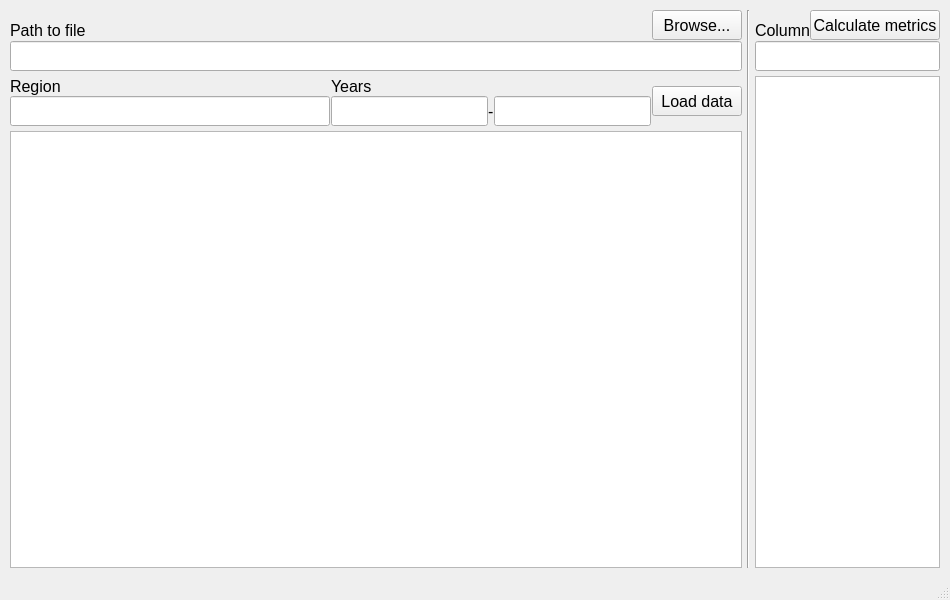
The window that mainwindow.ui (usual-one/CSVPlotBuilder) describes before a commit, drawn with Qt 5.
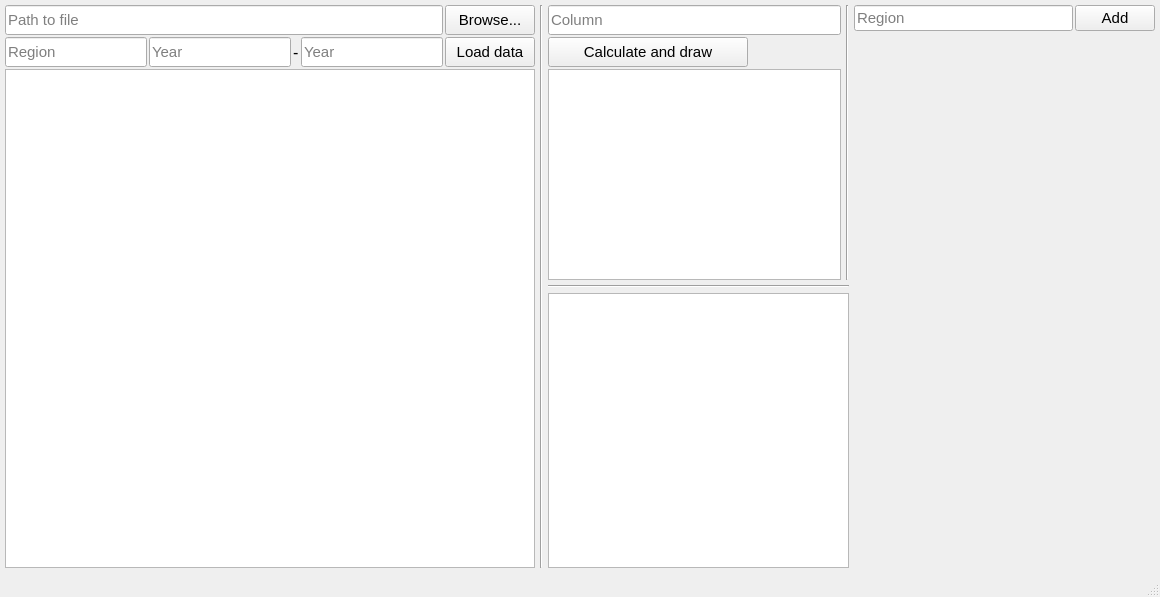
The same window after the commit.

Commit message: new design started

The edit to the form file:
```diff
--- a/mainwindow.ui
+++ b/mainwindow.ui
@@ -6,8 +6,8 @@
    <rect>
     <x>0</x>
     <y>0</y>
-    <width>950</width>
-    <height>600</height>
+    <width>1160</width>
+    <height>597</height>
    </rect>
   </property>
   <property name="minimumSize">
@@ -18,6 +18,7 @@
   </property>
   <property name="font">
    <font>
+    <family>Ubuntu</family>
     <pointsize>11</pointsize>
    </font>
   </property>
@@ -43,117 +44,32 @@
    <property name="styleSheet">
     <string notr="true"/>
    </property>
-   <layout class="QHBoxLayout" name="horizontalLayout_5" stretch="4,0,1">
+   <layout class="QHBoxLayout" name="horizontalLayout_2">
     <property name="spacing">
      <number>5</number>
     </property>
     <property name="leftMargin">
-     <number>10</number>
+     <number>5</number>
     </property>
     <property name="topMargin">
-     <number>10</number>
+     <number>5</number>
     </property>
     <property name="rightMargin">
-     <number>10</number>
+     <number>5</number>
     </property>
     <property name="bottomMargin">
-     <number>10</number>
-    </property>
-    <item>
-     <layout class="QVBoxLayout" name="layout_vertical_1">
-      <property name="spacing">
        <number>5</number>
       </property>
       <item>
-       <layout class="QVBoxLayout" name="layout_path">
+     <layout class="QVBoxLayout" name="layout_data">
         <property name="spacing">
-         <number>1</number>
+       <number>2</number>
         </property>
         <item>
-         <layout class="QHBoxLayout" name="layout_path_top">
+       <layout class="QHBoxLayout" name="layout_path">
           <property name="spacing">
-           <number>0</number>
-          </property>
-          <item>
-           <widget class="QLabel" name="lbl_path">
-            <property name="sizePolicy">
-             <sizepolicy hsizetype="Fixed" vsizetype="Fixed">
-              <horstretch>0</horstretch>
-              <verstretch>0</verstretch>
-             </sizepolicy>
-            </property>
-            <property name="minimumSize">
-             <size>
-              <width>80</width>
-              <height>30</height>
-             </size>
-            </property>
-            <property name="maximumSize">
-             <size>
-              <width>80</width>
-              <height>30</height>
-             </size>
-            </property>
-            <property name="font">
-             <font>
-              <family>Ubuntu</family>
-              <pointsize>12</pointsize>
-             </font>
-            </property>
-            <property name="text">
-             <string>Path to file</string>
-            </property>
-            <property name="alignment">
-             <set>Qt::AlignBottom|Qt::AlignLeading|Qt::AlignLeft</set>
-            </property>
-           </widget>
-          </item>
-          <item>
-           <spacer name="spacer_path">
-            <property name="orientation">
-             <enum>Qt::Horizontal</enum>
-            </property>
-            <property name="sizeHint" stdset="0">
-             <size>
-              <width>40</width>
-              <height>30</height>
-             </size>
-            </property>
-           </spacer>
-          </item>
-          <item>
-           <widget class="QPushButton" name="btn_browse">
-            <property name="sizePolicy">
-             <sizepolicy hsizetype="Fixed" vsizetype="Fixed">
-              <horstretch>0</horstretch>
-              <verstretch>0</verstretch>
-             </sizepolicy>
-            </property>
-            <property name="minimumSize">
-             <size>
-              <width>90</width>
-              <height>30</height>
-             </size>
-            </property>
-            <property name="maximumSize">
-             <size>
-              <width>90</width>
-              <height>30</height>
-             </size>
-            </property>
-            <property name="font">
-             <font>
-              <family>Ubuntu</family>
-              <pointsize>12</pointsize>
-             </font>
-            </property>
-            <property name="text">
-             <string>Browse...</string>
-            </property>
-           </widget>
-          </item>
-         </layout>
-        </item>
+         <number>2</number>
+        </property>
         <item>
          <widget class="QLineEdit" name="ln_path">
           <property name="minimumSize">
@@ -171,30 +87,16 @@
           <property name="font">
            <font>
             <family>Ubuntu</family>
-            <pointsize>12</pointsize>
+            <pointsize>11</pointsize>
            </font>
           </property>
+          <property name="placeholderText">
+           <string notr="true">Path to file</string>
+          </property>
          </widget>
         </item>
-       </layout>
-      </item>
       <item>
-       <layout class="QHBoxLayout" name="layout_criteria" stretch="2,2,0">
-        <property name="spacing">
-         <number>1</number>
-        </property>
-        <item>
-         <layout class="QVBoxLayout" name="layout_region">
-          <property name="spacing">
-           <number>0</number>
-          </property>
-          <item>
-           <layout class="QHBoxLayout" name="layout_region_top">
-            <property name="spacing">
-             <number>0</number>
-            </property>
-            <item>
-             <widget class="QLabel" name="lbl_region">
+         <widget class="QPushButton" name="btn_browse">
               <property name="sizePolicy">
                <sizepolicy hsizetype="Fixed" vsizetype="Fixed">
                 <horstretch>0</horstretch>
@@ -203,45 +105,34 @@
               </property>
               <property name="minimumSize">
                <size>
-                <width>50</width>
-                <height>20</height>
+            <width>90</width>
+            <height>30</height>
                </size>
               </property>
               <property name="maximumSize">
                <size>
-                <width>50</width>
-                <height>20</height>
+            <width>90</width>
+            <height>30</height>
                </size>
               </property>
               <property name="font">
                <font>
                 <family>Ubuntu</family>
-                <pointsize>12</pointsize>
+            <pointsize>11</pointsize>
                </font>
               </property>
               <property name="text">
-               <string>Region</string>
-              </property>
-              <property name="alignment">
-               <set>Qt::AlignBottom|Qt::AlignLeading|Qt::AlignLeft</set>
+           <string>Browse...</string>
               </property>
              </widget>
             </item>
-            <item>
-             <spacer name="spacer_region">
-              <property name="orientation">
-               <enum>Qt::Horizontal</enum>
-              </property>
-              <property name="sizeHint" stdset="0">
-               <size>
-                <width>40</width>
-                <height>20</height>
-               </size>
-              </property>
-             </spacer>
-            </item>
-           </layout>
-          </item>
+       </layout>
+      </item>
+      <item>
+       <layout class="QHBoxLayout" name="layout_params">
+        <property name="spacing">
+         <number>2</number>
+        </property>
           <item>
            <widget class="QLineEdit" name="ln_region">
             <property name="minimumSize">
@@ -259,77 +150,14 @@
             <property name="font">
              <font>
               <family>Ubuntu</family>
-              <pointsize>12</pointsize>
-             </font>
-            </property>
-           </widget>
-          </item>
-         </layout>
-        </item>
-        <item>
-         <layout class="QVBoxLayout" name="layout_years" stretch="0,0">
-          <property name="spacing">
-           <number>0</number>
+            <pointsize>11</pointsize>
+           </font>
+          </property>
+          <property name="placeholderText">
+           <string notr="true">Region</string>
           </property>
-          <item>
-           <layout class="QHBoxLayout" name="layout_years_top">
-            <property name="spacing">
-             <number>0</number>
-            </property>
-            <item>
-             <widget class="QLabel" name="lbl_years">
-              <property name="sizePolicy">
-               <sizepolicy hsizetype="Fixed" vsizetype="Fixed">
-                <horstretch>0</horstretch>
-                <verstretch>0</verstretch>
-               </sizepolicy>
-              </property>
-              <property name="minimumSize">
-               <size>
-                <width>40</width>
-                <height>20</height>
-               </size>
-              </property>
-              <property name="maximumSize">
-               <size>
-                <width>40</width>
-                <height>20</height>
-               </size>
-              </property>
-              <property name="font">
-               <font>
-                <family>Ubuntu</family>
-                <pointsize>12</pointsize>
-               </font>
-              </property>
-              <property name="text">
-               <string>Years</string>
-              </property>
-              <property name="alignment">
-               <set>Qt::AlignBottom|Qt::AlignLeading|Qt::AlignLeft</set>
-              </property>
-             </widget>
-            </item>
-            <item>
-             <spacer name="spacer_years">
-              <property name="orientation">
-               <enum>Qt::Horizontal</enum>
-              </property>
-              <property name="sizeHint" stdset="0">
-               <size>
-                <width>40</width>
-                <height>20</height>
-               </size>
-              </property>
-             </spacer>
-            </item>
-           </layout>
-          </item>
-          <item>
-           <layout class="QHBoxLayout" name="layout_years_bottom" stretch="0,0,0">
-            <property name="spacing">
-             <number>0</number>
-            </property>
+         </widget>
+        </item>
             <item>
              <widget class="QLineEdit" name="ln_init_year">
               <property name="minimumSize">
@@ -347,9 +175,12 @@
               <property name="font">
                <font>
                 <family>Ubuntu</family>
-                <pointsize>12</pointsize>
-               </font>
-              </property>
+            <pointsize>11</pointsize>
+           </font>
+          </property>
+          <property name="placeholderText">
+           <string notr="true">Year</string>
+          </property>
              </widget>
             </item>
             <item>
@@ -400,14 +231,13 @@
               <property name="font">
                <font>
                 <family>Ubuntu</family>
-                <pointsize>12</pointsize>
-               </font>
-              </property>
-             </widget>
-            </item>
-           </layout>
-          </item>
-         </layout>
+            <pointsize>11</pointsize>
+           </font>
+          </property>
+          <property name="placeholderText">
+           <string notr="true">Year</string>
+          </property>
+         </widget>
         </item>
         <item>
          <widget class="QPushButton" name="btn_load">
@@ -432,7 +262,7 @@
           <property name="font">
            <font>
             <family>Ubuntu</family>
-            <pointsize>12</pointsize>
+            <pointsize>11</pointsize>
            </font>
           </property>
           <property name="text">
@@ -476,58 +306,45 @@
        <number>5</number>
       </property>
       <item>
-       <layout class="QVBoxLayout" name="layout_column">
+       <layout class="QHBoxLayout" name="layout_metrics_bordered">
         <property name="spacing">
-         <number>1</number>
+         <number>5</number>
         </property>
         <item>
-         <layout class="QHBoxLayout" name="layout_column_top">
+         <layout class="QVBoxLayout" name="layout_metrics_main">
           <property name="spacing">
-           <number>0</number>
+           <number>2</number>
           </property>
           <item>
-           <widget class="QLabel" name="lbl_column">
+           <widget class="QLineEdit" name="ln_column">
             <property name="minimumSize">
              <size>
-              <width>55</width>
-              <height>30</height>
-             </size>
-            </property>
-            <property name="maximumSize">
-             <size>
-              <width>55</width>
+              <width>0</width>
               <height>30</height>
              </size>
             </property>
             <property name="font">
              <font>
               <family>Ubuntu</family>
-              <pointsize>12</pointsize>
+              <pointsize>11</pointsize>
              </font>
             </property>
             <property name="text">
+             <string/>
+            </property>
+            <property name="placeholderText">
              <string>Column</string>
             </property>
-            <property name="alignment">
-             <set>Qt::AlignBottom|Qt::AlignLeading|Qt::AlignLeft</set>
-            </property>
            </widget>
           </item>
-          <item>
-           <spacer name="spacer_calculate">
-            <property name="orientation">
-             <enum>Qt::Horizontal</enum>
-            </property>
-            <property name="sizeHint" stdset="0">
-             <size>
-              <width>40</width>
-              <height>30</height>
-             </size>
-            </property>
-           </spacer>
-          </item>
           <item>
            <widget class="QPushButton" name="btn_calculate">
+            <property name="sizePolicy">
+             <sizepolicy hsizetype="Minimum" vsizetype="Preferred">
+              <horstretch>0</horstretch>
+              <verstretch>0</verstretch>
+             </sizepolicy>
+            </property>
             <property name="minimumSize">
              <size>
               <width>130</width>
@@ -536,43 +353,20 @@
             </property>
             <property name="maximumSize">
              <size>
-              <width>130</width>
-              <height>30</height>
+              <width>200</width>
+              <height>100</height>
              </size>
             </property>
             <property name="font">
              <font>
               <family>Ubuntu</family>
-              <pointsize>12</pointsize>
+              <pointsize>11</pointsize>
              </font>
             </property>
             <property name="text">
-             <string>Calculate metrics</string>
+             <string>Calculate and draw</string>
             </property>
            </widget>
-          </item>
-         </layout>
-        </item>
-        <item>
-         <widget class="QLineEdit" name="ln_column">
-          <property name="minimumSize">
-           <size>
-            <width>0</width>
-            <height>30</height>
-           </size>
-          </property>
-          <property name="font">
-           <font>
-            <family>Ubuntu</family>
-            <pointsize>12</pointsize>
-           </font>
-          </property>
-          <property name="text">
-           <string/>
-          </property>
-         </widget>
-        </item>
-       </layout>
       </item>
       <item>
        <widget class="QTableView" name="tbl_res">
@@ -595,12 +389,91 @@
       </item>
      </layout>
     </item>
+        <item>
+         <widget class="Line" name="line_vertical_2">
+          <property name="orientation">
+           <enum>Qt::Vertical</enum>
+          </property>
+         </widget>
+        </item>
+       </layout>
+      </item>
+      <item>
+       <widget class="Line" name="line_horizontal">
+        <property name="orientation">
+         <enum>Qt::Horizontal</enum>
+        </property>
+       </widget>
+      </item>
+      <item>
+       <widget class="QListWidget" name="lst">
+        <property name="font">
+         <font>
+          <family>Ubuntu</family>
+          <pointsize>10</pointsize>
+         </font>
+        </property>
+       </widget>
+      </item>
+     </layout>
+    </item>
+    <item>
+     <layout class="QVBoxLayout" name="layout_plot">
+      <property name="spacing">
+       <number>2</number>
+      </property>
+      <item>
+       <layout class="QHBoxLayout" name="layout_add_region">
+        <property name="spacing">
+         <number>2</number>
+        </property>
+        <item>
+         <widget class="QLineEdit" name="ln_add_region">
+          <property name="font">
+           <font>
+            <family>Ubuntu</family>
+            <pointsize>11</pointsize>
+           </font>
+          </property>
+          <property name="placeholderText">
+           <string>Region</string>
+          </property>
+         </widget>
+        </item>
+        <item>
+         <widget class="QPushButton" name="pushButton">
+          <property name="font">
+           <font>
+            <family>Ubuntu</family>
+            <pointsize>11</pointsize>
+           </font>
+          </property>
+          <property name="text">
+           <string>Add</string>
+          </property>
+         </widget>
+        </item>
+       </layout>
+      </item>
+      <item>
+       <widget class="QWidget" name="wdg_plot" native="true">
+        <property name="font">
+         <font>
+          <family>Ubuntu</family>
+          <pointsize>10</pointsize>
+         </font>
+        </property>
+       </widget>
+      </item>
+     </layout>
+    </item>
    </layout>
   </widget>
   <widget class="QStatusBar" name="statusBar">
    <property name="font">
     <font>
-     <pointsize>10</pointsize>
+     <family>Ubuntu</family>
+     <pointsize>12</pointsize>
     </font>
    </property>
   </widget>
```
Left out of the diff: 4 changed lines with no effect on the pictures. Lines whose indentation alone changed are shown as unchanged.
